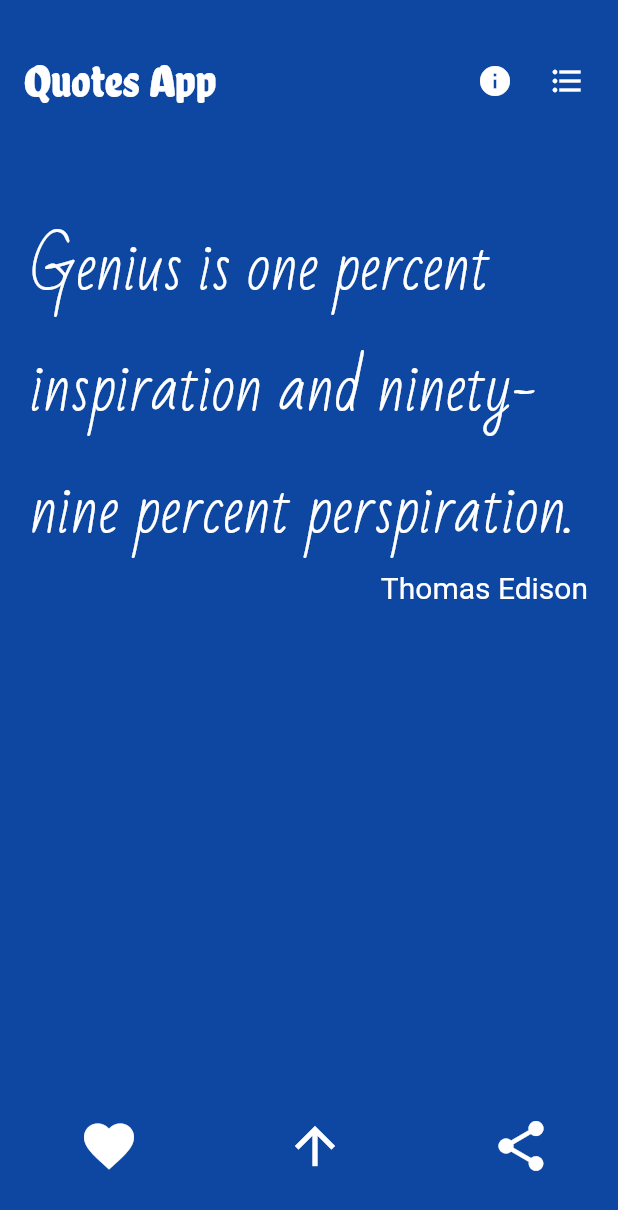
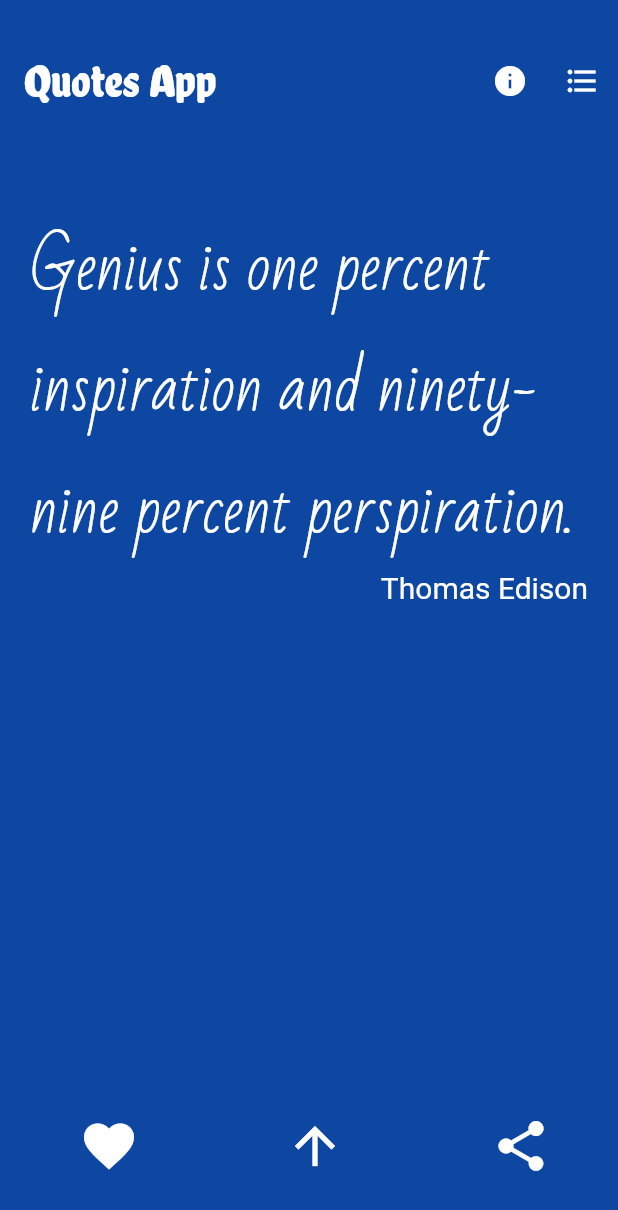
Before and after one commit to dhayaec/quotes_app, a Flutter app: the screen it shows after launch, on a phone screen of 412 x 824 dp. Shown: the top 1210 px of the screen. Run offline on Flutter 3.47's test engine with Material 2 defaults, Android fonts, the phone set to English and light mode, and no system bars; our stand-ins replace share.

Commit message:
remove margin

```diff
--- a/lib/main.dart
+++ b/lib/main.dart
@@ -145,7 +145,7 @@ class PageViewExample extends StatelessWidget {
                   ),
                   Container(
                     alignment: Alignment.topLeft,
-                    margin: EdgeInsets.only(top: 30.0, right: 10.0),
+                    margin: EdgeInsets.only(top: 30.0),
                     child: Row(
                       mainAxisAlignment: MainAxisAlignment.spaceBetween,
                       children: <Widget>[
```
